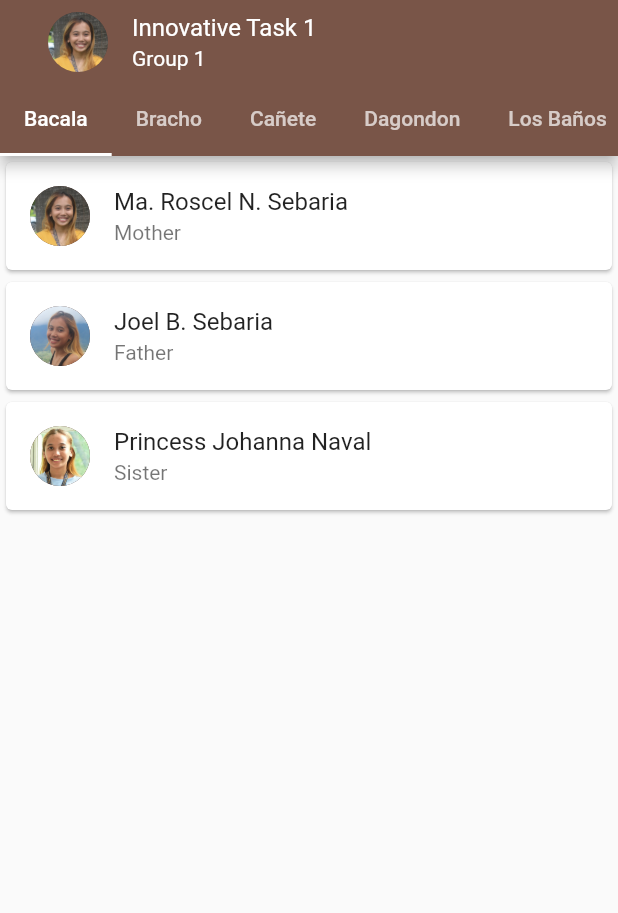
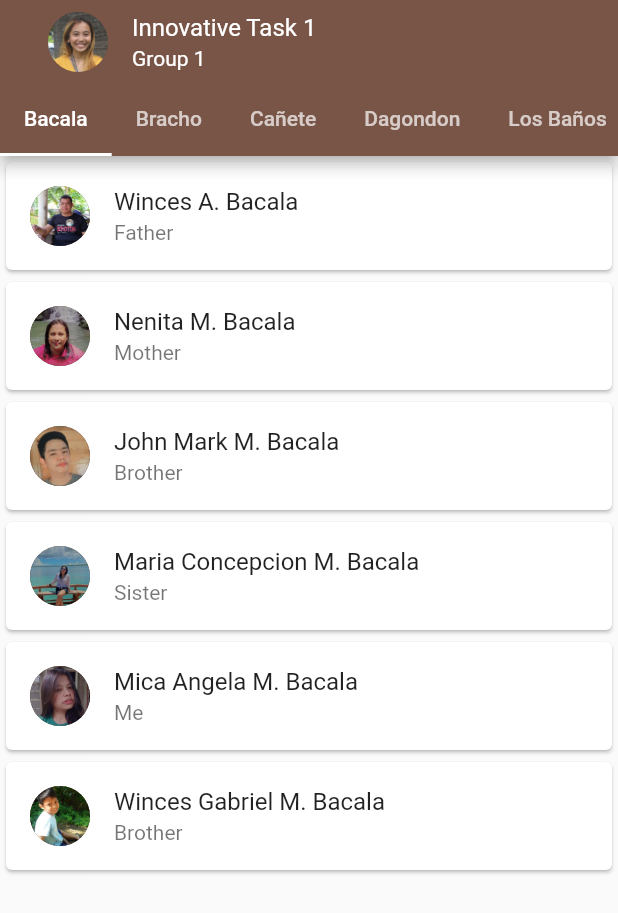
Before and after one commit to naabbiiee/MobProg_InnovativeTaskGroup1, a Flutter app: the screen it shows after launch, on a phone screen of 412 x 824 dp. Shown: the top 913 px of the screen. Run offline on Flutter 3.47's test engine with Material 2 defaults, Android fonts, the phone set to English and light mode, and no system bars.

Commit message:
Bacala Pushing

```diff
--- a/lib/home.dart
+++ b/lib/home.dart
@@ -1,4 +1,5 @@
 import 'package:flutter/material.dart';
+import 'package:innovativetaskgroupone/memberTab/tabbacala.dart';
 import 'package:innovativetaskgroupone/memberTab/tabbracho.dart';
 import 'package:innovativetaskgroupone/memberTab/tablosbanos.dart';
 
@@ -57,7 +58,7 @@ class _HomeState extends State<Home> with SingleTickerProviderStateMixin{
       body: TabBarView(
         controller: tabController,
         children: const [
-          TabNaval(),
+          TabBacala(),
           TabBracho(),
           TabNaval(),
           TabNaval(),
--- /dev/null
+++ b/lib/memberTab/tabbacala.dart
@@ -0,0 +1,93 @@
+import 'package:flutter/material.dart';
+import 'package:innovativetaskgroupone/model/person.dart';
+import 'package:innovativetaskgroupone/model/slideleft.dart';
+import 'package:innovativetaskgroupone/profile.dart';
+
+class TabBacala extends StatefulWidget {
+  const TabBacala({Key? key}) : super(key: key);
+
+  @override
+  State<TabBacala> createState() => _TabBacalaState();
+}
+
+class _TabBacalaState extends State<TabBacala> {
+  List<Person> listbacala = [
+    Person(
+        leading: 'assets/bacala/papa.jpg',
+        name: 'Winces A. Bacala',
+        relationship: 'Father',
+        occupation: 'EggLaying Caretaker',
+        birthdate: 'September 28, 1968',
+        age: 54
+    ),
+    Person(
+        leading: 'assets/bacala/mama.jpg',
+        name: 'Nenita M. Bacala',
+        relationship: 'Mother',
+        occupation: 'House Wife',
+        birthdate: 'December 4, 1973',
+        age: 48
+
+    ),
+    Person(
+        leading: 'assets/bacala/kuya.jpg',
+        name: 'John Mark M. Bacala',
+        relationship: 'Brother',
+        occupation: 'Factory Worker',
+        birthdate: 'November 21, 1995',
+        age: 26
+    ),
+    Person(
+        leading: 'assets/bacala/ate.jpg',
+        name: 'Maria Concepcion M. Bacala',
+        relationship: 'Sister',
+        occupation: 'Engineer',
+        birthdate: 'December 6, 1996',
+        age: 25
+    ),
+    Person(
+        leading: 'assets/bacala/mica.jpg',
+        name: 'Mica Angela M. Bacala',
+        relationship: 'Me',
+        occupation: 'Student',
+        birthdate: 'June 7, 2002',
+        age: 20
+    ),
+    Person(
+        leading: 'assets/bacala/manghud.jpg',
+        name: 'Winces Gabriel M. Bacala',
+        relationship: 'Brother',
+        occupation: 'Student',
+        birthdate: 'October 19, 2012',
+        age: 10
+    )
+  ];
+
+  @override
+  Widget build(BuildContext context) {
+    return Scaffold(
+        body: ListView.builder(
+          itemCount: listbacala.length,
+          itemBuilder: (BuildContext context, index) {
+            final bacala = listbacala[index];
+            return Card(
+              child: ListTile(
+                  leading: CircleAvatar(
+                    radius: 20,
+                    backgroundImage: AssetImage(bacala.leading),
+                  ),
+                  title: Text(bacala.name),
+                  subtitle: Text(bacala.relationship),
+                  onTap: () {
+                    Navigator.push(
+                      context, SlideLeft(page: Profile(details: bacala)),
+                    );
+                  }
+              ),
+
+            );
+          },
+        )
+    );
+  }
+}
--- a/pubspec.yaml
+++ b/pubspec.yaml
@@ -65,6 +65,12 @@ flutter:
     - assets/naval/mama.png
     - assets/naval/papa.png
     - assets/naval/ate.png
+    - assets/bacala/ate.jpg
+    - assets/bacala/kuya.jpg
+    - assets/bacala/mama.jpg
+    - assets/bacala/manghud.jpg
+    - assets/bacala/papa.jpg
+    - assets/bacala/mica.jpg
 
   # An image asset can refer to one or more resolution-specific "variants", see
   # https://flutter.dev/assets-and-images/#resolution-aware
```
Also changed, not shown: assets/bacala/ate.jpg (added), assets/bacala/ate1.jpg (added), assets/bacala/kuya.jpg (added), assets/bacala/mama.jpg (added), assets/bacala/manghud.jpg (added), assets/bacala/mica.jpg (added), assets/bacala/papa.jpg (added).
